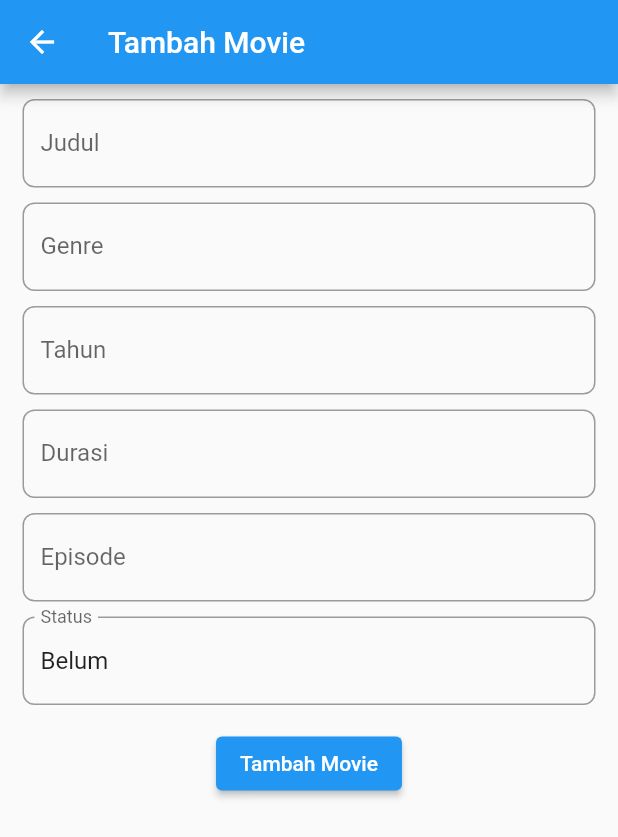
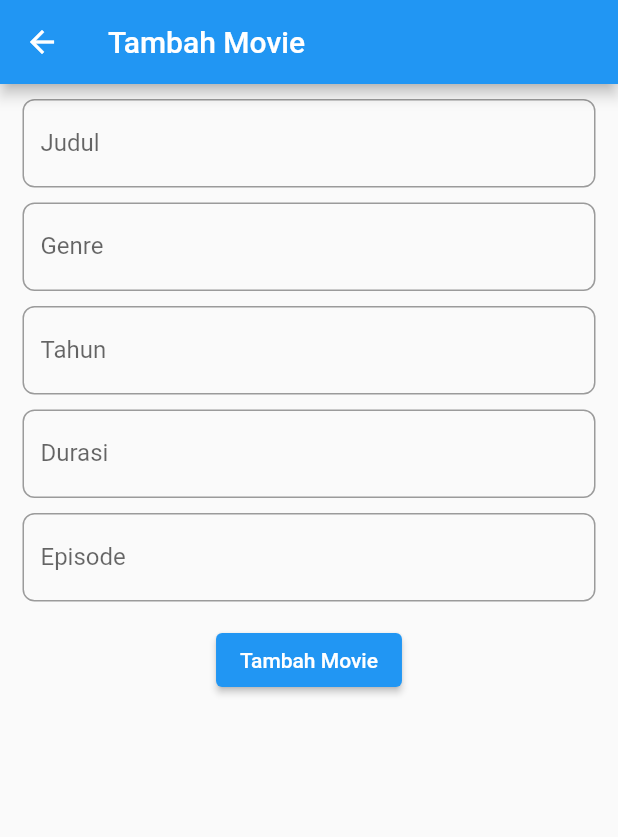
Before and after one commit to rasid17/watchlist_1, a Flutter app: the TambahMovie screen opened directly, on a phone screen of 412 x 824 dp. Shown: the top 837 px of the screen. Run offline on Flutter 3.47's test engine with Material 2 defaults, Android fonts, the light colour scheme and no system bars; our stand-ins replace sqflite; accounts and stored records are empty.

Commit message:
remove status textfield

```diff
--- a/lib/screens/listMovie.dart
+++ b/lib/screens/listMovie.dart
@@ -13,7 +13,6 @@ class WatchList extends StatefulWidget {
 class _WatchListState extends State<WatchList> {
   DbHelper db = DbHelper();
   List<Movie> listMovie = [];
-  bool isSelected = false;
 
   initDatabase() async {
     await db.database();
--- a/lib/screens/tambahMovie.dart
+++ b/lib/screens/tambahMovie.dart
@@ -94,17 +94,6 @@ class _TambahMovieState extends State<TambahMovie> {
                         )),
                   ),
                 ),
-                Padding(
-                  padding: EdgeInsets.all(5),
-                  child: TextField(
-                    controller: done,
-                    decoration: InputDecoration(
-                        labelText: 'Status',
-                        border: OutlineInputBorder(
-                          borderRadius: BorderRadius.circular(8),
-                        )),
-                  ),
-                ),
                 Container(
                   margin: EdgeInsets.all(10),
                   child: ElevatedButton(
```
